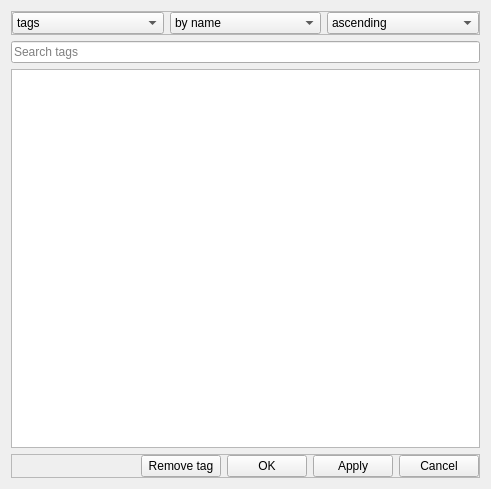
Old version of the form UI/tagManager.ui in the repository darxtar0000/YT-Saved-Videos.
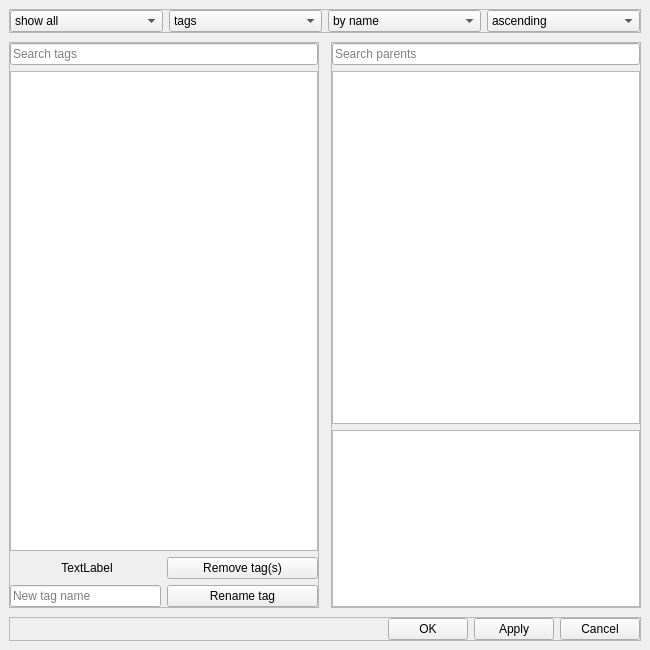
New version of the form.

Commit message: Expanded tag manager to add tag renaming and parent child tag relationships (UI done)

Patch:
```diff
--- a/UI/tagManager.ui
+++ b/UI/tagManager.ui
@@ -6,8 +6,8 @@
    <rect>
     <x>0</x>
     <y>0</y>
-    <width>491</width>
-    <height>489</height>
+    <width>650</width>
+    <height>650</height>
    </rect>
   </property>
   <property name="windowTitle">
@@ -16,8 +16,26 @@
   <property name="modal">
    <bool>true</bool>
   </property>
-  <layout class="QVBoxLayout" name="verticalLayout">
-   <item>
+  <layout class="QGridLayout" name="gridLayout">
+   <property name="leftMargin">
+    <number>9</number>
+   </property>
+   <property name="topMargin">
+    <number>9</number>
+   </property>
+   <property name="rightMargin">
+    <number>9</number>
+   </property>
+   <property name="bottomMargin">
+    <number>9</number>
+   </property>
+   <property name="horizontalSpacing">
+    <number>12</number>
+   </property>
+   <property name="verticalSpacing">
+    <number>9</number>
+   </property>
+   <item row="0" column="0" colspan="2">
     <widget class="QFrame" name="comboFrame">
      <property name="frameShape">
       <enum>QFrame::StyledPanel</enum>
@@ -38,6 +56,20 @@
       <property name="bottomMargin">
        <number>0</number>
       </property>
+      <item>
+       <widget class="QComboBox" name="tagChildDropDown">
+        <item>
+         <property name="text">
+          <string>show all</string>
+         </property>
+        </item>
+        <item>
+         <property name="text">
+          <string>show child</string>
+         </property>
+        </item>
+       </widget>
+      </item>
       <item>
        <widget class="QComboBox" name="tagTypeDropDown">
         <item>
@@ -83,30 +115,79 @@
      </layout>
     </widget>
    </item>
-   <item>
-    <widget class="QLineEdit" name="tagSearchBar">
-     <property name="toolTip">
-      <string>Filter tag list by typing</string>
+   <item row="1" column="1">
+    <widget class="QFrame" name="rightFrame">
+     <property name="sizePolicy">
+      <sizepolicy hsizetype="Preferred" vsizetype="Preferred">
+       <horstretch>1</horstretch>
+       <verstretch>0</verstretch>
+      </sizepolicy>
      </property>
-     <property name="placeholderText">
-      <string>Search tags</string>
+     <property name="frameShape">
+      <enum>QFrame::StyledPanel</enum>
      </property>
-     <property name="clearButtonEnabled">
-      <bool>true</bool>
+     <property name="frameShadow">
+      <enum>QFrame::Raised</enum>
      </property>
+     <layout class="QVBoxLayout" name="verticalLayout_2">
+      <property name="leftMargin">
+       <number>0</number>
+      </property>
+      <property name="topMargin">
+       <number>0</number>
+      </property>
+      <property name="rightMargin">
+       <number>0</number>
+      </property>
+      <property name="bottomMargin">
+       <number>0</number>
+      </property>
+      <item>
+       <widget class="QLineEdit" name="parentTagSearchBar">
+        <property name="toolTip">
+         <string>Filter tag list by typing</string>
+        </property>
+        <property name="text">
+         <string/>
+        </property>
+        <property name="placeholderText">
+         <string>Search parents</string>
+        </property>
+        <property name="clearButtonEnabled">
+         <bool>true</bool>
+        </property>
+       </widget>
+      </item>
+      <item>
+       <widget class="QListView" name="parentTagListAlpha">
+        <property name="sizePolicy">
+         <sizepolicy hsizetype="Expanding" vsizetype="Expanding">
+          <horstretch>0</horstretch>
+          <verstretch>2</verstretch>
+         </sizepolicy>
+        </property>
+        <property name="editTriggers">
+         <set>QAbstractItemView::NoEditTriggers</set>
+        </property>
+       </widget>
+      </item>
+      <item>
+       <widget class="QListView" name="parentTagListBeta">
+        <property name="sizePolicy">
+         <sizepolicy hsizetype="Expanding" vsizetype="Expanding">
+          <horstretch>0</horstretch>
+          <verstretch>1</verstretch>
+         </sizepolicy>
+        </property>
+        <property name="editTriggers">
+         <set>QAbstractItemView::NoEditTriggers</set>
+        </property>
+       </widget>
+      </item>
+     </layout>
     </widget>
    </item>
-   <item>
-    <widget class="QListView" name="tagList">
-     <property name="editTriggers">
-      <set>QAbstractItemView::NoEditTriggers</set>
-     </property>
-     <property name="selectionMode">
-      <enum>QAbstractItemView::ExtendedSelection</enum>
-     </property>
-    </widget>
-   </item>
-   <item>
+   <item row="2" column="0" colspan="2">
     <widget class="QFrame" name="buttonFrame">
      <property name="frameShape">
       <enum>QFrame::StyledPanel</enum>
@@ -140,25 +221,6 @@
         </property>
        </spacer>
       </item>
-      <item>
-       <widget class="QPushButton" name="removeTagButton">
-        <property name="text">
-         <string>Remove tag</string>
-        </property>
-        <property name="checkable">
-         <bool>false</bool>
-        </property>
-        <property name="checked">
-         <bool>false</bool>
-        </property>
-        <property name="autoDefault">
-         <bool>false</bool>
-        </property>
-        <property name="flat">
-         <bool>false</bool>
-        </property>
-       </widget>
-      </item>
       <item>
        <widget class="QPushButton" name="okButton">
         <property name="text">
@@ -195,6 +257,138 @@
      </layout>
     </widget>
    </item>
+   <item row="1" column="0">
+    <widget class="QFrame" name="leftFrame">
+     <property name="sizePolicy">
+      <sizepolicy hsizetype="Preferred" vsizetype="Preferred">
+       <horstretch>1</horstretch>
+       <verstretch>0</verstretch>
+      </sizepolicy>
+     </property>
+     <property name="frameShape">
+      <enum>QFrame::StyledPanel</enum>
+     </property>
+     <property name="frameShadow">
+      <enum>QFrame::Raised</enum>
+     </property>
+     <layout class="QGridLayout" name="gridLayout_2">
+      <property name="leftMargin">
+       <number>0</number>
+      </property>
+      <property name="topMargin">
+       <number>0</number>
+      </property>
+      <property name="rightMargin">
+       <number>0</number>
+      </property>
+      <property name="bottomMargin">
+       <number>0</number>
+      </property>
+      <property name="horizontalSpacing">
+       <number>3</number>
+      </property>
+      <item row="0" column="0" colspan="3">
+       <widget class="QLineEdit" name="tagSearchBar">
+        <property name="toolTip">
+         <string>Filter tag list by typing</string>
+        </property>
+        <property name="placeholderText">
+         <string>Search tags</string>
+        </property>
+        <property name="clearButtonEnabled">
+         <bool>true</bool>
+        </property>
+       </widget>
+      </item>
+      <item row="1" column="0" colspan="3">
+       <widget class="QListView" name="tagList">
+        <property name="editTriggers">
+         <set>QAbstractItemView::NoEditTriggers</set>
+        </property>
+        <property name="selectionMode">
+         <enum>QAbstractItemView::ExtendedSelection</enum>
+        </property>
+       </widget>
+      </item>
+      <item row="4" column="2">
+       <widget class="QPushButton" name="renameTagButton">
+        <property name="sizePolicy">
+         <sizepolicy hsizetype="Expanding" vsizetype="Fixed">
+          <horstretch>1</horstretch>
+          <verstretch>0</verstretch>
+         </sizepolicy>
+        </property>
+        <property name="text">
+         <string>Rename tag</string>
+        </property>
+        <property name="autoDefault">
+         <bool>false</bool>
+        </property>
+       </widget>
+      </item>
+      <item row="3" column="0" colspan="2">
+       <widget class="QLabel" name="oldTagName">
+        <property name="sizePolicy">
+         <sizepolicy hsizetype="Preferred" vsizetype="Fixed">
+          <horstretch>0</horstretch>
+          <verstretch>0</verstretch>
+         </sizepolicy>
+        </property>
+        <property name="autoFillBackground">
+         <bool>false</bool>
+        </property>
+        <property name="text">
+         <string>TextLabel</string>
+        </property>
+        <property name="alignment">
+         <set>Qt::AlignCenter</set>
+        </property>
+       </widget>
+      </item>
+      <item row="4" column="0">
+       <widget class="QLineEdit" name="newTagName">
+        <property name="sizePolicy">
+         <sizepolicy hsizetype="Expanding" vsizetype="Fixed">
+          <horstretch>1</horstretch>
+          <verstretch>0</verstretch>
+         </sizepolicy>
+        </property>
+        <property name="placeholderText">
+         <string>New tag name</string>
+        </property>
+        <property name="clearButtonEnabled">
+         <bool>true</bool>
+        </property>
+       </widget>
+      </item>
+      <item row="3" column="2">
+       <widget class="QPushButton" name="removeTagButton">
+        <property name="sizePolicy">
+         <sizepolicy hsizetype="Expanding" vsizetype="Fixed">
+          <horstretch>1</horstretch>
+          <verstretch>0</verstretch>
+         </sizepolicy>
+        </property>
+        <property name="text">
+         <string>Remove tag(s)</string>
+        </property>
+        <property name="checkable">
+         <bool>false</bool>
+        </property>
+        <property name="checked">
+         <bool>false</bool>
+        </property>
+        <property name="autoDefault">
+         <bool>false</bool>
+        </property>
+        <property name="flat">
+         <bool>false</bool>
+        </property>
+       </widget>
+      </item>
+     </layout>
+    </widget>
+   </item>
   </layout>
  </widget>
  <resources/>
```
Left out of the diff: 3 changed lines with no effect on the pictures. The commit also changes 2 other files.
